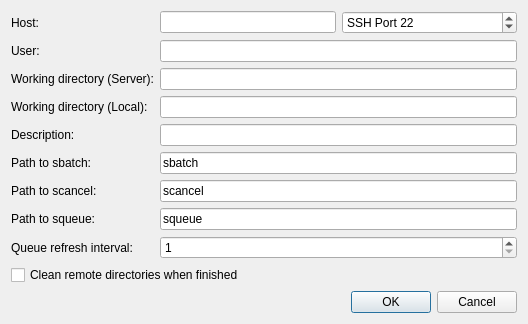
First picture: the form in src/globalsearch/queueinterfaces/slurmdialog.ui, repository xtalopt/XtalOpt, before the edit.
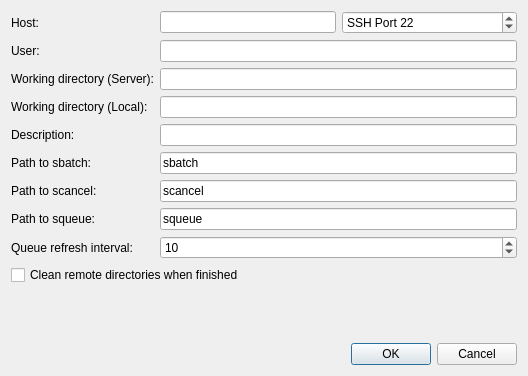
Second picture: the form after the edit.

What changed in the file:
```diff
--- a/src/globalsearch/queueinterfaces/slurmdialog.ui
+++ b/src/globalsearch/queueinterfaces/slurmdialog.ui
@@ -7,7 +7,7 @@
     <x>0</x>
     <y>0</y>
     <width>528</width>
-    <height>271</height>
+    <height>376</height>
    </rect>
   </property>
   <property name="sizePolicy">
@@ -267,6 +267,9 @@
      <property name="maximum">
       <number>99999</number>
      </property>
+     <property name="value">
+      <number>10</number>
+     </property>
     </widget>
    </item>
    <item row="9" column="0" colspan="4">
```
